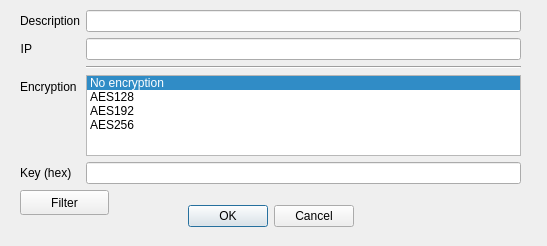
grodansparadis/vscp-works-qt, file src/cdlgconnsettingsudp.ui: the form before one commit.
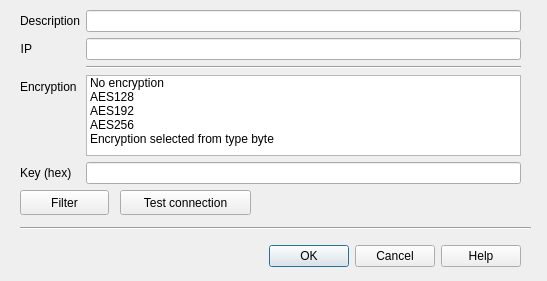
The form after the commit.

Commit message: UDP client dialog fixed

Patch:
```diff
--- a/src/cdlgconnsettingsudp.ui
+++ b/src/cdlgconnsettingsudp.ui
@@ -7,7 +7,7 @@
     <x>0</x>
     <y>0</y>
     <width>547</width>
-    <height>246</height>
+    <height>281</height>
    </rect>
   </property>
   <property name="baseSize">
@@ -22,9 +22,9 @@
   <widget class="QDialogButtonBox" name="buttonBox">
    <property name="geometry">
     <rect>
-     <x>0</x>
-     <y>200</y>
-     <width>541</width>
+     <x>20</x>
+     <y>240</y>
+     <width>501</width>
      <height>32</height>
     </rect>
    </property>
@@ -32,10 +32,10 @@
     <enum>Qt::Horizontal</enum>
    </property>
    <property name="standardButtons">
-    <set>QDialogButtonBox::Cancel|QDialogButtonBox::Ok</set>
+    <set>QDialogButtonBox::Cancel|QDialogButtonBox::Help|QDialogButtonBox::Ok</set>
    </property>
    <property name="centerButtons">
-    <bool>true</bool>
+    <bool>false</bool>
    </property>
   </widget>
   <widget class="QWidget" name="formLayoutWidget">
@@ -98,7 +98,7 @@
     <item row="3" column="1">
      <widget class="QListWidget" name="listEncryption">
       <property name="currentRow">
-       <number>0</number>
+       <number>-1</number>
       </property>
       <item>
        <property name="text">
@@ -120,6 +120,11 @@
         <string>AES256</string>
        </property>
       </item>
+      <item>
+       <property name="text">
+        <string>Encryption selected from type byte</string>
+       </property>
+      </item>
      </widget>
     </item>
     <item row="4" column="1">
@@ -154,6 +159,32 @@
     <string>Filter</string>
    </property>
   </widget>
+  <widget class="Line" name="line_2">
+   <property name="geometry">
+    <rect>
+     <x>20</x>
+     <y>220</y>
+     <width>511</width>
+     <height>16</height>
+    </rect>
+   </property>
+   <property name="orientation">
+    <enum>Qt::Horizontal</enum>
+   </property>
+  </widget>
+  <widget class="QPushButton" name="btnTestConnection">
+   <property name="geometry">
+    <rect>
+     <x>120</x>
+     <y>190</y>
+     <width>131</width>
+     <height>25</height>
+    </rect>
+   </property>
+   <property name="text">
+    <string>Test connection</string>
+   </property>
+  </widget>
  </widget>
  <resources/>
  <connections>
```
Left out of the diff: 17 changed lines with no effect on the pictures. The commit also changes 21 other files.
